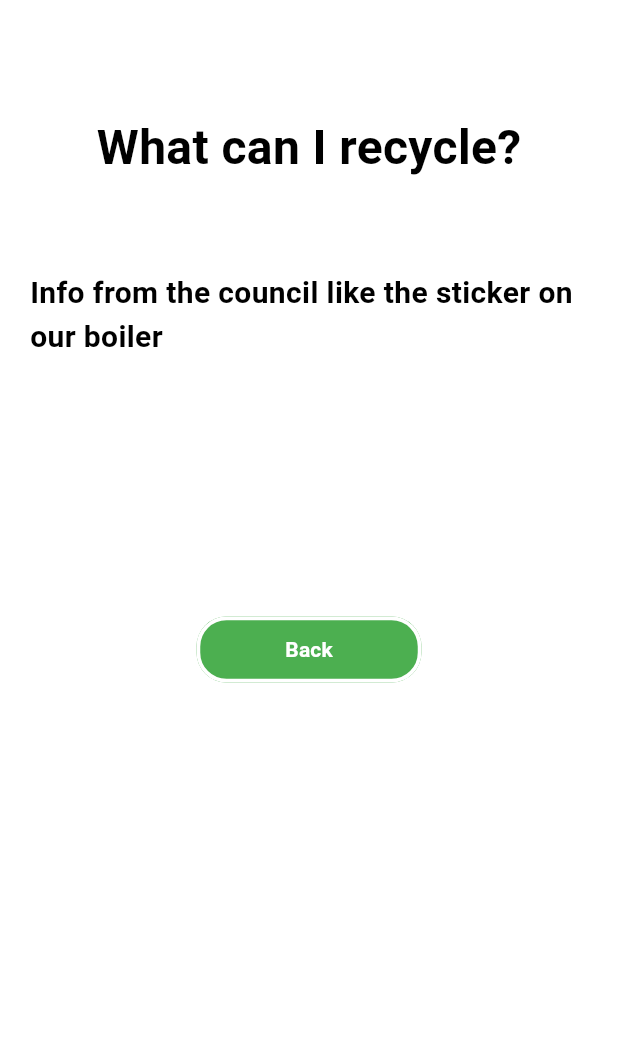
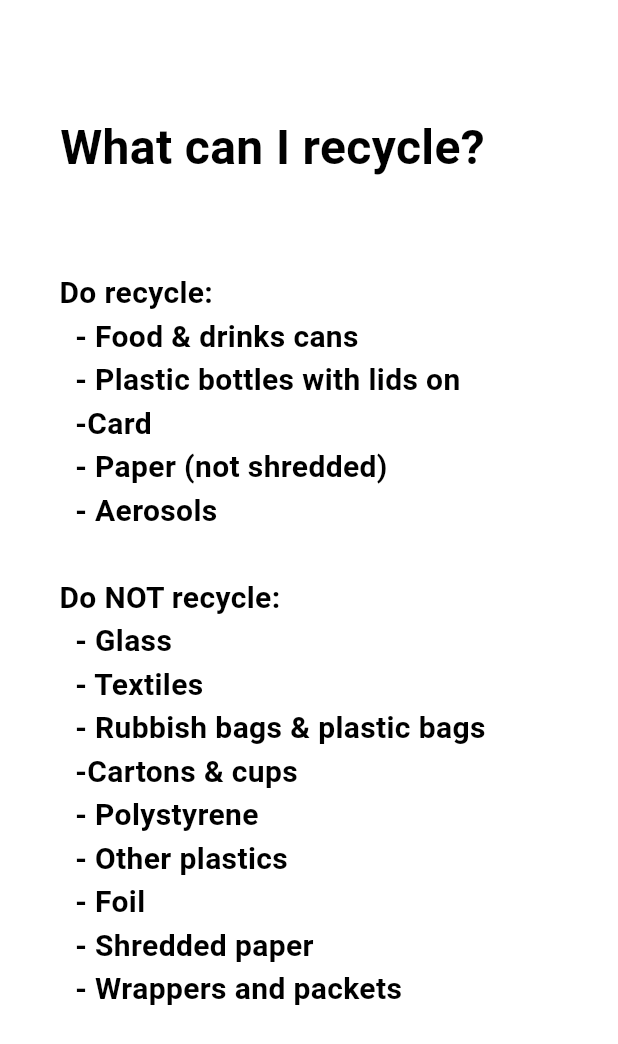
Before and after one commit to UoPSetap2/Recycling, a Flutter app: the WCIRScreen screen opened directly, on a phone screen of 412 x 824 dp. Shown: the top 1044 px of the screen. Run offline on Flutter 3.47's test engine with Material 3 defaults, Android fonts, the phone set to English and light mode, and no system bars; our stand-ins replace cloud_firestore, csv, device_info, firebase_core, google_maps_flutter; missing offline and left inert: google_maps_webservice, mockito; accounts and stored records are empty.

Commit message:
I added information about what to recycle in your home green bin and the other bins scattered around Portsmouth

```diff
--- a/ports_recycling/lib/binInfo.dart
+++ b/ports_recycling/lib/binInfo.dart
@@ -50,7 +50,7 @@ class _BinInfoState extends State<BinInfo> {
         const Padding(
           padding: EdgeInsets.fromLTRB(0, 30, 0, 10),
           child: Text(
-            "Info on what to put in each bin etc...",
+            " Mixed glass\n\n  - glass bottles\n  - glass jars\n\nNOT\n  - Lightbulbs\n  - Panes of glass\n  - Mirrors\n  - Drinking glasses\n  - Candle glass jars\n\n\nMixed plastic\n\n  - plastic pots (e.g. yoghurt pots)\n  - plastic tubs (margarine & ice cream tubs, biscuit tubs)\n  - plastic trays (meat trays, fruit and veg trays)\n\nNOT\n  - Black plastics\n  - Plastic films\n  - Plastic wrappers\n  - Carrier bags\n  - Polystyrene\n\n\nCartons\n\n  - Food and drinks cartons\n  - Paper containers with metal ends (crisps tubes type packaging)\n\nNOT\n  - Glass, paper, card\n  - Plastic bottles and bags\n  - Cans, aerosols and foil\n  - textiles\n\n\nBooks and Media\n\n  - Books\n  - CDs and DVD’s\n\nNOT\n  - Newspapers\n  - Catalogues\n  - Phone directories\n\n\nMixed Textiles & Clothes\n\n  - Clothes\n  - Shoes\n  - Handbags\n  - Bed linens\n  - Towels\n  - Etc.\n\nWith The Salvation Army textile banks, it doesn’t matter how old or worn they are, as long as they are clean and placed in a bag before taking them to the bank.\nHowever,with the Hampshire Search and Rescue (HANTSAR) textile banks ensure the materials are in resalable condition.\nThere are other texture banks run by various charities so you will need to check with them for their restrictions, these are not on our map.\n\nThey do NOT take:\n  - Soiled clothing\n  - Duvets ",
             textAlign: TextAlign.start,
             overflow: TextOverflow.clip,
             style: TextStyle(
--- a/ports_recycling/lib/whatCanIRecycle.dart
+++ b/ports_recycling/lib/whatCanIRecycle.dart
@@ -50,7 +50,7 @@ class _WCIRScreenState extends State<WCIRScreen> {
         const Padding(
           padding: EdgeInsets.fromLTRB(0, 30, 0, 10),
           child: Text(
-            "Info from the council like the sticker on our boiler",
+            "Do recycle:\n  - Food & drinks cans\n  - Plastic bottles with lids on\n  -Card\n  - Paper (not shredded)\n  - Aerosols\n\nDo NOT recycle:\n  - Glass\n  - Textiles\n  - Rubbish bags & plastic bags\n  -Cartons & cups\n  - Polystyrene\n  - Other plastics\n  - Foil\n  - Shredded paper\n  - Wrappers and packets",
             textAlign: TextAlign.start,
             overflow: TextOverflow.clip,
             style: TextStyle(
```
Also changed, not shown: 1 other file.
